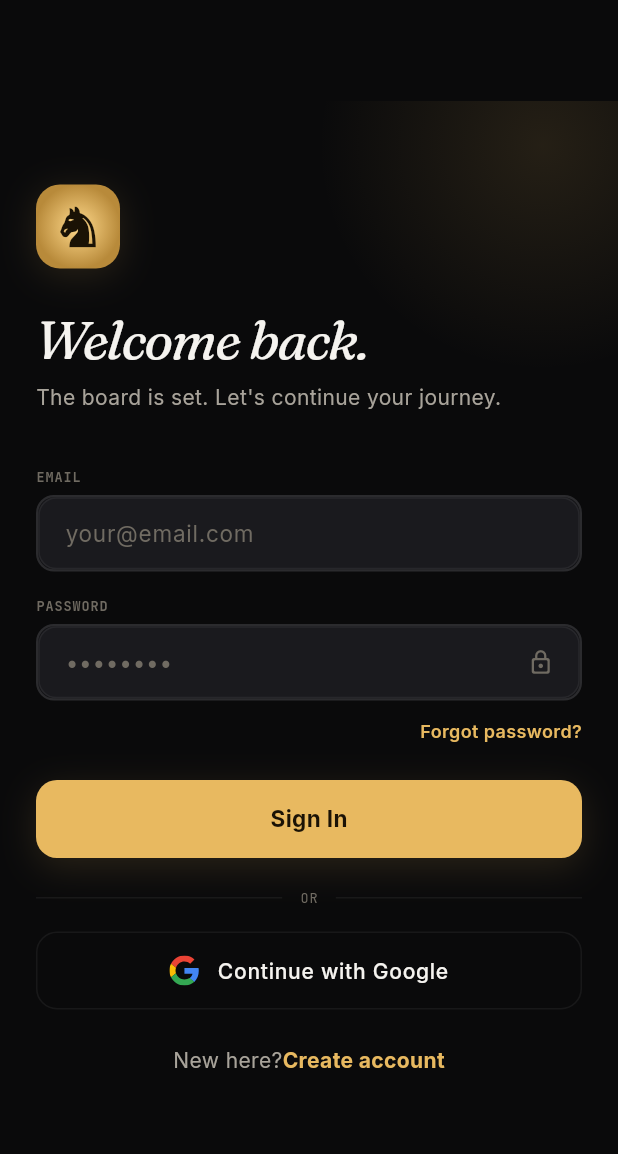
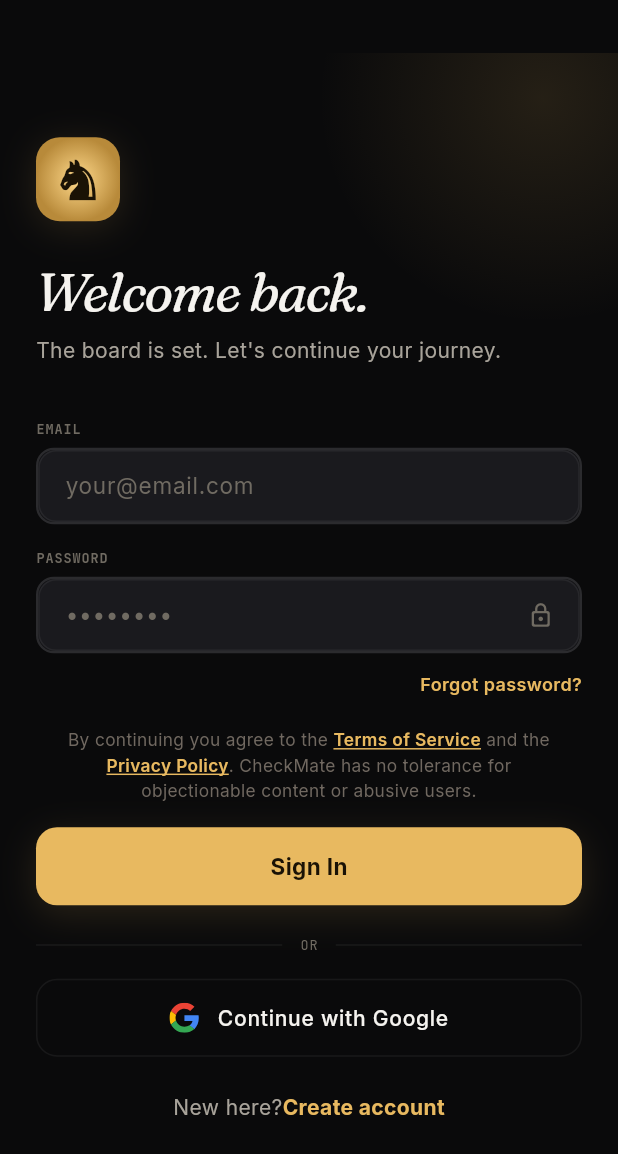
Before and after one commit to MiryusifMajidov/FinalProjectUni, a Flutter app: the screen it shows after launch, on a phone screen of 412 x 824 dp. Shown: the top 1154 px of the screen. Run offline on Flutter 3.47's test engine with Material 3 defaults, Android fonts, the phone set to English and light mode, and no system bars; drawn by our look-alikes of flutter_animate; our stand-ins replace audioplayers, cached_network_image, cloud_firestore, cloud_functions, connectivity_plus, device_info_plus and 21 more; missing offline and left inert: chess, phosphor_icons; accounts and stored records are empty.

Commit message:
Put the terms in front of the user before they sign in
Submission 4f7981be was rejected on Guideline 1.2. Apple's wording:

    revise the app to implement the following precautions: require that users
    agree to terms (EULA) and these terms must make it clear that there is no
    tolerance for objectionable content or abusive users.

The terms existed and said the right things about harassment, but they lived
three taps deep in Settings → About, so nobody agreed to anything on the way
in, and the phrase Apple looks for was not in them.

Both auth screens now carry a consent line above the buttons — above rather
than below, so it cannot be missed by someone who taps the first control they
see — reading "By continuing you agree to the Terms of Service and the Privacy
Policy. CheckMate has no tolerance for objectionable content or abusive users."
Both documents open in full from it. A link that goes nowhere fails the same
check as no link at all, which is why the sheet moved out of the About screen's
private method into lib/core/legal/legal_consent.dart and is now shared.

The terms themselves gained the two things the guideline asks for beyond the
promise: section 4 opens with the zero-tolerance statement and what happens on
a first offence, and section 6 now names where to report and block and commits
to acting within 24 hours. public/terms.html carries the same wording — the two
have to agree, which is why they were consolidated in the first place.

Still to do before resubmitting: deploy hosting, rebuild, and record the
walkthrough Apple asked for on a physical device.

Co-Authored-By: Claude Opus 5 <noreply@anthropic.com>

```diff
--- /dev/null
+++ b/lib/core/legal/legal_consent.dart
@@ -0,0 +1,175 @@
+import 'package:flutter/gestures.dart';
+import 'package:flutter/material.dart';
+import 'package:google_fonts/google_fonts.dart';
+
+import 'legal_texts.dart';
+
+/// The date shown under a legal document's title. Bump it whenever
+/// [kTermsParagraphs] or [kPolicyParagraphs] changes in a way a user would care
+/// about — section 11 of the terms promises a new date on every revision.
+const kLegalUpdated = '30 September 2026';
+
+// The sheet is its own small design island: the auth screens and the About
+// screen use different palettes, and a legal document should look the same from
+// both. These match the About screen's tokens.
+const _kCard    = Color(0xFF1A1A1E);
+const _kBorder  = Color(0xFF2A2520);
+const _kInk     = Color(0xFFF5F3EF);
+const _kInkDim  = Color(0xFFB0A898);
+const _kInkMute = Color(0xFF706860);
+
+/// Opens a legal document as a draggable bottom sheet.
+///
+/// Shared rather than private to a screen because Guideline 1.2 requires the
+/// terms to be reachable from the sign-in and registration screens, not only
+/// from Settings — and App Review checks that the link actually opens the text.
+void showLegalDocSheet(
+  BuildContext context, {
+  required String title,
+  required List<String> paragraphs,
+}) {
+  showModalBottomSheet(
+    context: context,
+    isScrollControlled: true,
+    backgroundColor: _kCard,
+    shape: const RoundedRectangleBorder(
+      borderRadius: BorderRadius.vertical(top: Radius.circular(20)),
+    ),
+    builder: (ctx) => DraggableScrollableSheet(
+      expand: false,
+      initialChildSize: 0.75,
+      maxChildSize: 0.92,
+      builder: (_, ctrl) => Column(
+        children: [
+          Padding(
+            padding: const EdgeInsets.fromLTRB(20, 14, 20, 8),
+            child: Column(
+              children: [
+                Center(
+                  child: Container(
+                    width: 40,
+                    height: 4,
+                    decoration: BoxDecoration(
+                      color: _kInkMute,
+                      borderRadius: BorderRadius.circular(2),
+                    ),
+                  ),
+                ),
+                const SizedBox(height: 12),
+                Text(
+                  title,
+                  style: GoogleFonts.fraunces(
+                    fontSize: 18,
+                    fontWeight: FontWeight.w600,
+                    fontStyle: FontStyle.italic,
+                    color: _kInk,
+                  ),
+                ),
+                const SizedBox(height: 2),
+                Text(
+                  'Last updated: $kLegalUpdated',
+                  style: GoogleFonts.inter(fontSize: 11, color: _kInkMute),
+                ),
+              ],
+            ),
+          ),
+          const Divider(color: _kBorder, height: 1),
+          Expanded(
+            child: ListView(
+              controller: ctrl,
+              padding: const EdgeInsets.fromLTRB(20, 16, 20, 32),
+              children: paragraphs
+                  .map((p) => Padding(
+                        padding: const EdgeInsets.only(bottom: 14),
+                        child: Text(
+                          p,
+                          style: GoogleFonts.inter(
+                            fontSize: 13,
+                            color: _kInkDim,
+                            height: 1.6,
+                          ),
+                        ),
+                      ))
+                  .toList(),
+            ),
+          ),
+        ],
+      ),
+    ),
+  );
+}
+
+/// The consent line shown on the sign-in and registration screens.
+///
+/// Guideline 1.2 requires an app with user-generated content to put the terms
+/// in front of the user *before* they register or sign in, and requires those
+/// terms to state that objectionable content and abusive users are not
+/// tolerated. Submission 4f7981be was rejected on exactly this point: the terms
+/// existed but lived three taps deep in Settings → About, so nobody agreed to
+/// anything on the way in.
+///
+/// Both documents open in full here. A link that goes nowhere fails the same
+/// check as no link at all.
+class LegalConsentNotice extends StatelessWidget {
+  const LegalConsentNotice({super.key, this.accent = const Color(0xFFE8B960)});
+
+  /// The screen's own accent, so the links read as links in either palette.
+  final Color accent;
+
+  @override
+  Widget build(BuildContext context) {
+    final base = GoogleFonts.inter(
+      fontSize: 11.5,
+      height: 1.45,
+      color: _kInkMute,
+    );
+    final link = base.copyWith(
+      color: accent,
+      fontWeight: FontWeight.w600,
+      decoration: TextDecoration.underline,
+      decorationColor: accent,
+    );
+
+    return Padding(
+      padding: const EdgeInsets.symmetric(horizontal: 8),
+      child: Text.rich(
+        TextSpan(
+          style: base,
+          children: [
+            const TextSpan(text: 'By continuing you agree to the '),
+            TextSpan(
+              text: 'Terms of Service',
+              style: link,
+              recognizer: _tap(() => showLegalDocSheet(
+                    context,
+                    title: 'Terms of Service',
+                    paragraphs: kTermsParagraphs,
+                  )),
+            ),
+            const TextSpan(text: ' and the '),
+            TextSpan(
+              text: 'Privacy Policy',
+              style: link,
+              recognizer: _tap(() => showLegalDocSheet(
+                    context,
+                    title: 'Privacy Policy',
+                    paragraphs: kPolicyParagraphs,
+                  )),
+            ),
+            const TextSpan(
+              text: '. CheckMate has no tolerance for objectionable content or '
+                  'abusive users.',
+            ),
+          ],
+        ),
+        textAlign: TextAlign.center,
+      ),
+    );
+  }
+}
+
+/// A [TapGestureRecognizer] is disposable, but one created per build for a
+/// short-lived span in a stateless widget is the pattern Flutter's own
+/// documentation uses; the span outlives no more than the frame it is built in.
+TapGestureRecognizer _tap(VoidCallback onTap) =>
+    TapGestureRecognizer()..onTap = onTap;
--- a/lib/core/legal/legal_texts.dart
+++ b/lib/core/legal/legal_texts.dart
@@ -123,7 +123,11 @@ const kTermsParagraphs = [
   'and tell us at $kSupportEmail if you believe someone else is using your '
   'account. You must be at least 13 years old to hold an account.',
 
-  '4. Acceptable Use\n'
+  '4. Acceptable Use — zero tolerance\n'
+  'There is NO TOLERANCE for objectionable content or abusive users on '
+  'CheckMate. Post or send objectionable content, or abuse another player, and '
+  'your account is removed — on a first offence, without warning, and without '
+  'a refund of anything.\n\n'
   'While using CheckMate you must not: harass, threaten, stalk or abuse other '
   'players; use a chess engine, external assistance or another person to '
   'choose your moves in rated or tournament play; use multiple accounts, '
@@ -139,7 +143,12 @@ const kTermsParagraphs = [
   'opponents. You are responsible for having the rights to whatever you '
   'upload.',
 
-  '6. Moderation and Termination\n'
+  '6. Reporting, Moderation and Termination\n'
+  'Report any user or message from the menu in the top-right corner of a '
+  'profile or a chat, and block any player from the same menu. Every report '
+  'is reviewed and acted on within 24 hours; content that breaks these terms '
+  'is removed and the account behind it is ejected. You can also write to '
+  '$kSupportEmail.\n\n'
   'We may limit, suspend or terminate an account that breaks these terms, '
   'including for cheating or harassment, and may remove content that breaks '
   'them. You may stop using the app at any time and delete your account from '
--- a/lib/features/auth/screens/login_screen.dart
+++ b/lib/features/auth/screens/login_screen.dart
@@ -5,6 +5,7 @@ import 'package:flutter_riverpod/flutter_riverpod.dart';
 import 'package:go_router/go_router.dart';
 import 'package:flutter_animate/flutter_animate.dart';
 import 'package:google_fonts/google_fonts.dart';
+import '../../../core/legal/legal_consent.dart';
 import '../../../core/theme/app_colors.dart';
 import '../../../core/theme/app_text_styles.dart';
 import '../../../core/utils/responsive.dart';
@@ -531,7 +532,13 @@ class _LoginScreenState extends ConsumerState<LoginScreen> {
             ).animate().shake(),
           ],
 
-          const SizedBox(height: 24),
+          const SizedBox(height: 20),
+
+          // Guideline 1.2: the terms have to be in front of the user before
+          // they sign in, whichever of the three methods below they use.
+          const LegalConsentNotice().animate(delay: 340.ms).fadeIn(),
+
+          const SizedBox(height: 16),
 
           // Sign In button
           GestureDetector(
--- a/lib/features/settings/screens/about_screen.dart
+++ b/lib/features/settings/screens/about_screen.dart
@@ -681,7 +681,7 @@ class _AboutScreenState extends ConsumerState<AboutScreen> {
 
 // ── Legal content ─────────────────────────────────────────────────────────────
 
-const _kLegalUpdated  = '21 September 2026';
+const _kLegalUpdated  = '30 September 2026';
 
 const _kWhatsNewParagraphs = [
   'Arena Tournaments\n'
```
Also changed, not shown: lib/features/auth/screens/register_screen.dart (+11 -1 lines), 1 other file.
